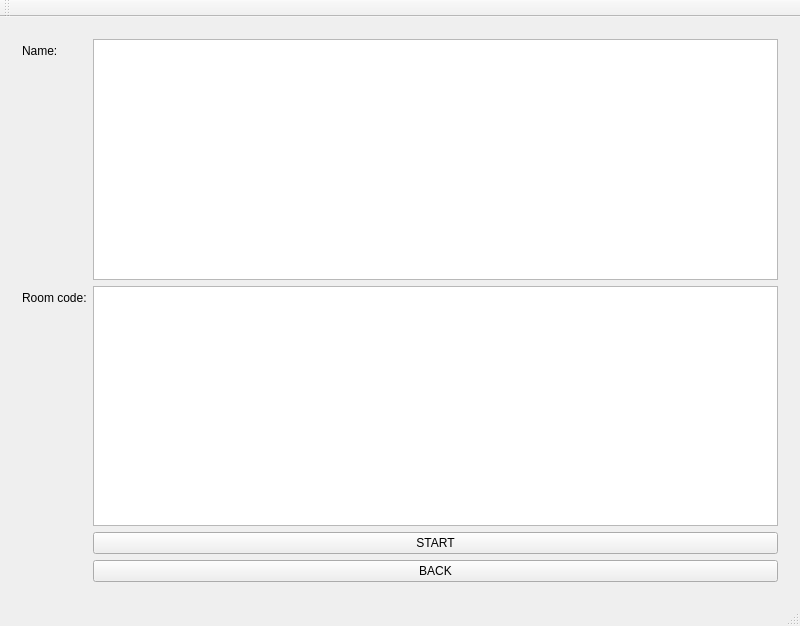
This is DominoKingdoms/mainwindow.ui in MATF-Computer-Networks-Projects/2020_Domino-Kingdoms as Qt 5 draws it before an edit. The edited form follows.
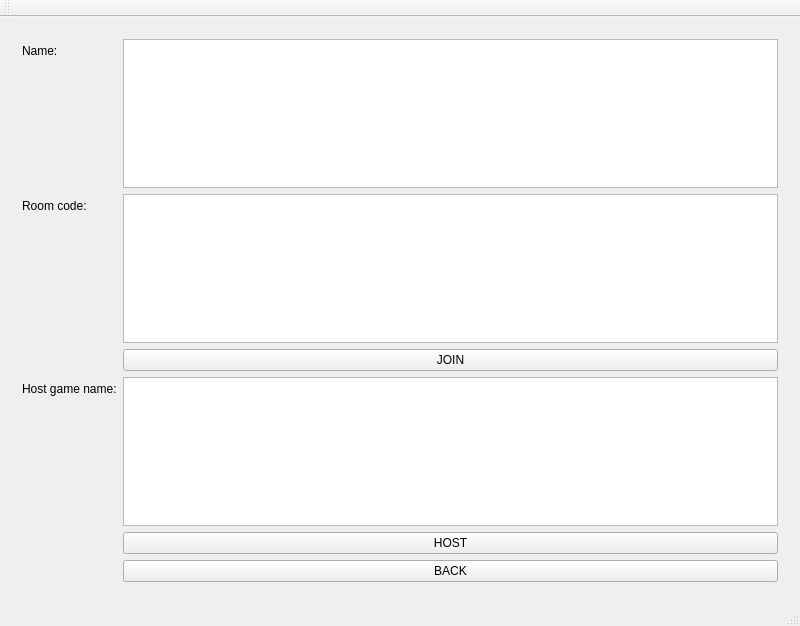
This is the edited form. The open tabs and pages were chosen to show the change.

Commit message: added host and join buttons

What changed in the file:
```diff
--- a/DominoKingdoms/mainwindow.ui
+++ b/DominoKingdoms/mainwindow.ui
@@ -167,7 +167,7 @@
           <item row="0" column="1">
            <widget class="QTextEdit" name="textEditName"/>
           </item>
-          <item row="3" column="1">
+          <item row="5" column="1">
            <widget class="QPushButton" name="backLoginButton">
             <property name="sizePolicy">
              <sizepolicy hsizetype="Preferred" vsizetype="Preferred">
@@ -180,10 +180,27 @@
             </property>
            </widget>
           </item>
+          <item row="3" column="1">
+           <widget class="QTextEdit" name="hostGameNameForm"/>
+          </item>
+          <item row="3" column="0">
+           <widget class="QLabel" name="label">
+            <property name="text">
+             <string>Host game name:</string>
+            </property>
+           </widget>
+          </item>
           <item row="2" column="1">
            <widget class="QPushButton" name="startLoginButton">
             <property name="text">
-             <string>START</string>
+             <string>JOIN</string>
+            </property>
+           </widget>
+          </item>
+          <item row="4" column="1">
+           <widget class="QPushButton" name="hostLoginButton">
+            <property name="text">
+             <string>HOST</string>
             </property>
            </widget>
           </item>
```
Left out of the diff: 4 changed lines with no effect on the pictures. The commit also changes 1 other file.
